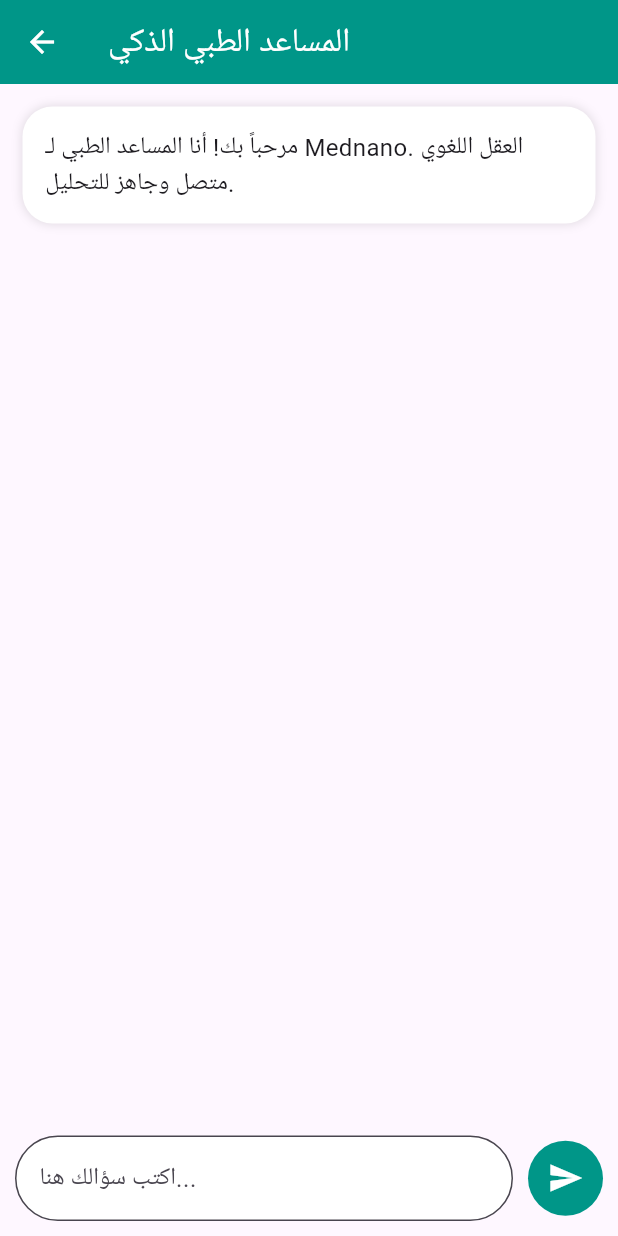
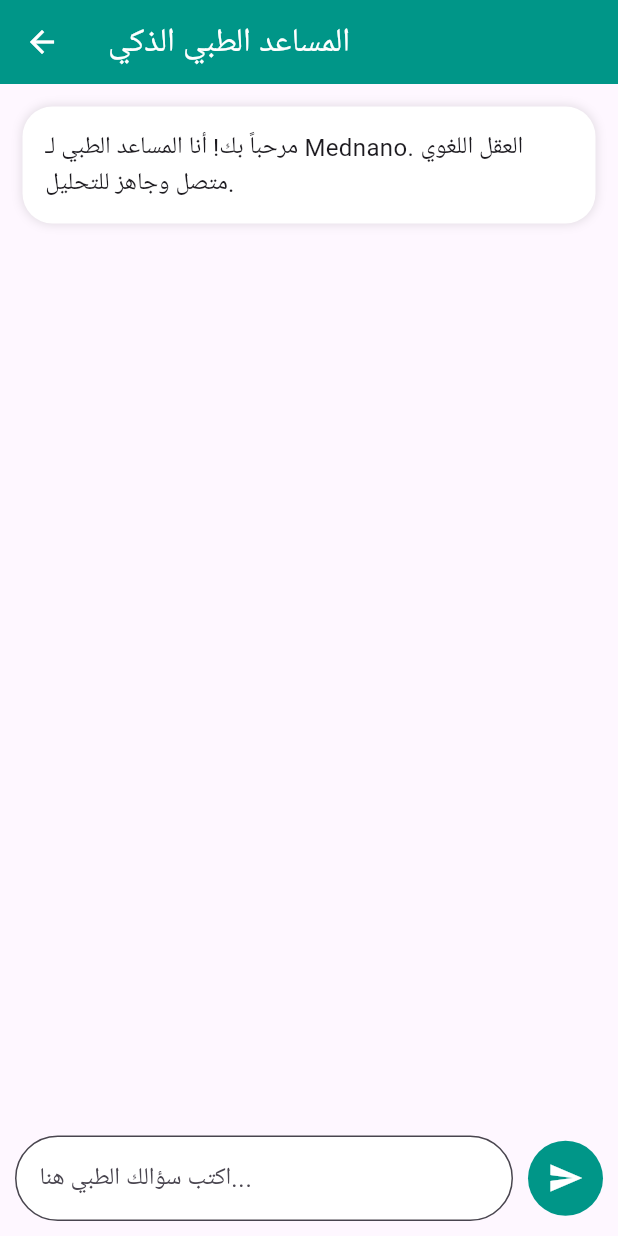
Before and after one commit to mashroh93-lang/Mednano-Local-API, a Flutter app: the ChatScreen screen opened directly, on a phone screen of 412 x 824 dp. Run offline on Flutter 3.47's test engine with Material 3 defaults, Android fonts, the phone set to English and light mode, and no system bars; our stand-ins replace dio, file_picker, image_picker; missing offline and left inert: tflite_flutter.

Commit message:
Update chat_screen.dart

```diff
--- a/mednano_vision_app/lib/chat_screen.dart
+++ b/mednano_vision_app/lib/chat_screen.dart
@@ -1,6 +1,6 @@
 import 'dart:io';
 import 'package:flutter/material.dart';
-import 'package:flutter/services.dart'; // المكتبة المسؤولة عن الكوبري (MethodChannel)
+import 'package:flutter/services.dart';
 import 'package:path_provider/path_provider.dart';
 
 class ChatScreen extends StatefulWidget {
@@ -16,7 +16,7 @@ class _ChatScreenState extends State<ChatScreen> {
     {"role": "bot", "text": "مرحباً بك! أنا المساعد الطبي لـ Mednano. العقل اللغوي متصل وجاهز للتحليل."}
   ];
 
-  // 🔴 تعريف الكوبري اللي هيكلم الأندرويد (Java/Kotlin)
+  // الكوبري اللي بيكلم كود الكوتلن (MainActivity)
   static const platform = MethodChannel('mednano.ai/pytorch');
 
   bool _isTyping = false;
@@ -28,16 +28,15 @@ class _ChatScreenState extends State<ChatScreen> {
 
     setState(() {
       _messages.add({"role": "user", "text": userText});
-      _isTyping = true; // إظهار علامة التحميل
+      _isTyping = true;
       _controller.clear();
     });
 
     try {
-      // الحصول على مسار العقل (1.24GB) عشان نبعته للأندرويد
       final directory = await getApplicationSupportDirectory();
       final modelPath = "${directory.path}/mednano_edge.ptl";
 
-      // 🔴 إرسال السؤال والمسار عبر الكوبري إلى نظام الأندرويد الفعلي
+      // إرسال السؤال للأندرويد
       final String result = await platform.invokeMethod('generateText', {
         'prompt': userText,
         'modelPath': modelPath,
@@ -49,7 +48,6 @@ class _ChatScreenState extends State<ChatScreen> {
       });
 
     } on PlatformException catch (e) {
-      // لو الكوبري ملقاش كود الجافا في الأندرويد، هيطلع الإيرور ده
       setState(() {
         _messages.add({"role": "bot", "text": "⚠️ خطأ في الاتصال بالمحرك: ${e.message}"});
         _isTyping = false;
@@ -65,6 +63,7 @@ class _ChatScreenState extends State<ChatScreen> {
         backgroundColor: Colors.teal,
         foregroundColor: Colors.white,
       ),
+      // 🔴 الـ SafeArea اهي متركبة صح ومقفولة بأقواسها
       body: SafeArea(
         child: Column(
           children: [
@@ -104,7 +103,7 @@ class _ChatScreenState extends State<ChatScreen> {
                     child: TextField(
                       controller: _controller,
                       decoration: InputDecoration(
-                      hintText: "اكتب سؤالك هنا...",
+                        hintText: "اكتب سؤالك الطبي هنا...",
                         border: OutlineInputBorder(borderRadius: BorderRadius.circular(30)),
                         filled: true,
                         fillColor: Colors.white,
@@ -125,6 +124,7 @@ class _ChatScreenState extends State<ChatScreen> {
             )
           ],
         ),
+      ),
     );
   }
 }
```
Lines whose indentation alone changed are shown as unchanged.
